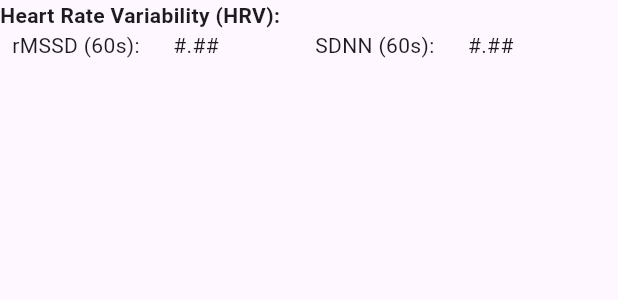
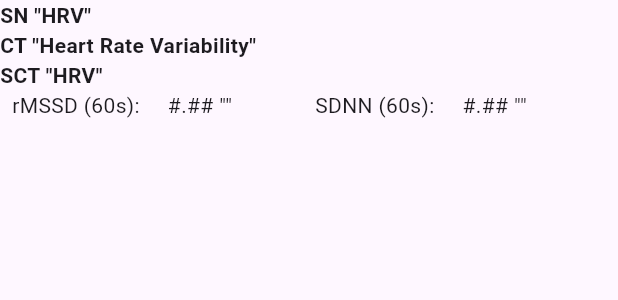
Before and after one commit to OpenEarable/open_earable_flutter, a Flutter app: the SensorView widget shown alone on an empty page, opened directly with empty values, on a phone screen of 412 x 824 dp. Shown: the top 300 px of the screen. Run offline on Flutter 3.47's test engine with Material 3 defaults, Android fonts, the phone set to English and light mode, and no system bars; our stand-ins replace flutter_colorpicker, flutter_svg, logger, permission_handler; missing offline and left inert: universal_ble.

Commit message:
More information

```diff
--- a/example/lib/widgets/sensor_view.dart
+++ b/example/lib/widgets/sensor_view.dart
@@ -22,22 +22,17 @@ class SensorView extends StatelessWidget {
     return Column(
       crossAxisAlignment: CrossAxisAlignment.start,
       children: [
-        Row(
-          children: [
-            if (sensor is HeartRateSensor)
-              const Icon(
-                Icons.favorite,
-                color: Colors.red,
-                size: 16.0,
-                semanticLabel: 'Heart Icon',
-              ),
-            if (sensor is HeartRateSensor)
-              const SizedBox(width: 5),
-            Text(
-              '${sensor.chartTitle} (${sensor.sensorName}):',
-              style: const TextStyle(fontWeight: FontWeight.bold),
-            ),
-          ],
+        Text(
+          'SN "${sensor.sensorName}"',
+          style: const TextStyle(fontWeight: FontWeight.bold),
+        ),
+        Text(
+          'CT "${sensor.chartTitle}"',
+          style: const TextStyle(fontWeight: FontWeight.bold),
+        ),
+        Text(
+          'SCT "${sensor.shortChartTitle}"',
+          style: const TextStyle(fontWeight: FontWeight.bold),
         ),
         Padding(
           padding: const EdgeInsets.fromLTRB(8, 0, 0, 0),
@@ -75,7 +70,7 @@ class SensorView extends StatelessWidget {
                           textAlign: TextAlign.left,
                         ),
                         Text(
-                          '${renderedValues[index]} ${sensor.axisUnits[index]}',
+                          '${renderedValues[index]} "${sensor.axisUnits[index]}"',
                           textAlign: TextAlign.right,
                         ),
                       ],
```
